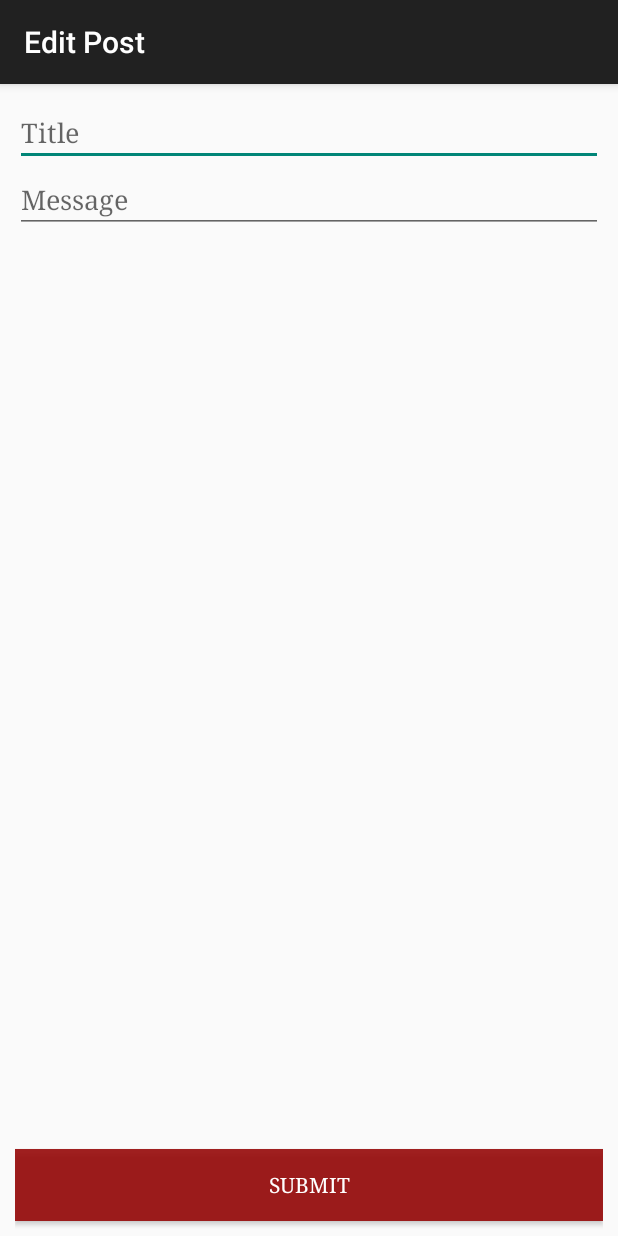
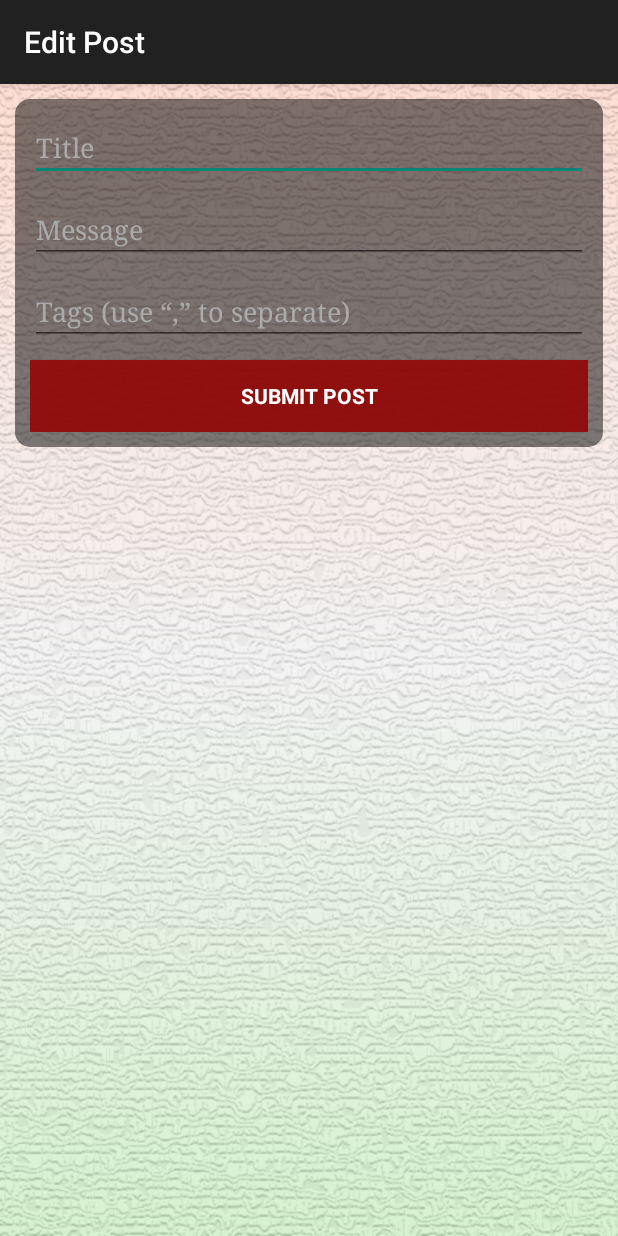
Before and after one commit to SaurabhSingh90/ISC-Fresno-State-Android, an Android app: the EditPost screen opened directly, with no data from a screen before it, on a phone screen of 412 x 824 dp. Run offline under Robolectric (Android 15) with nearby library versions, the phone set to English and light mode, and no system bars; our stand-ins replace ButterKnife; libraries missing offline, so code that uses them is left out: com.parse.

Commit message:
1. Tag field added in edit post activity.

```diff
--- a/app/src/main/java/singh/saurabh/iscfresnostate/view/EditPost.java
+++ b/app/src/main/java/singh/saurabh/iscfresnostate/view/EditPost.java
@@ -1,20 +1,12 @@
 package singh.saurabh.iscfresnostate.view;
 
-import android.animation.Animator;
-import android.animation.AnimatorListenerAdapter;
-import android.annotation.TargetApi;
-import android.app.AlertDialog;
+import android.app.ProgressDialog;
 import android.content.Context;
-import android.content.DialogInterface;
 import android.content.Intent;
-import android.net.ConnectivityManager;
-import android.net.NetworkInfo;
-import android.os.Build;
 import android.os.Bundle;
 import android.support.v7.app.ActionBarActivity;
 import android.view.ContextThemeWrapper;
 import android.view.View;
-import android.widget.EditText;
 import android.widget.TextView;
 import android.widget.Toast;
 
@@ -24,95 +16,102 @@ import com.parse.ParseObject;
 import com.parse.ParseQuery;
 import com.parse.SaveCallback;
 
+import butterknife.ButterKnife;
+import butterknife.InjectView;
 import singh.saurabh.iscfresnostate.R;
+import singh.saurabh.iscfresnostate.controller.CustomNetworkErrorHandler;
 
 public class EditPost extends ActionBarActivity {
 
     private Context mContext = this;
     private String objectId;
-    private String mTitle;
-    private String mMessage;
-    private TextView title, message;
-    private View mProgressView;
-    private View mEditPostContainer;
+    private String mTitle, mMessage, mTag;
     private View focusView = null;
+    private ProgressDialog mProgressDialog;
+    private CustomNetworkErrorHandler mCustomNetworkErrorHandler;
+    private static ContextThemeWrapper mContextThemeWrapper;
+
+    // Parse Column Names
+    private String POST_TITLE = "postTitle";
+    private String POST_CONTENT = "postContent";
+    private String POST_TAGS = "postTags";
+
+    @InjectView(R.id.edit_Post_Title) TextView mTitleEditText;
+    @InjectView(R.id.edit_message) TextView mContentEditText;
+    @InjectView(R.id.edit_tag) TextView mTagEditText;
 
     @Override
     protected void onCreate(Bundle savedInstanceState) {
         super.onCreate(savedInstanceState);
         setContentView(R.layout.activity_edit_post);
+        ButterKnife.inject(this);
+        mCustomNetworkErrorHandler = new CustomNetworkErrorHandler(this);
+        mContextThemeWrapper = mCustomNetworkErrorHandler.mContextThemeWrapper;
 
-        title = (EditText)findViewById(R.id.editPostTitle);
-        message = (EditText)findViewById(R.id.edit_message);
-
-        mProgressView = findViewById(R.id.editPost_progressBar);
-        mEditPostContainer = findViewById(R.id.editPostContainer);
+        mProgressDialog = new ProgressDialog(mContextThemeWrapper);
+        mProgressDialog.setMessage(getString(R.string.editing_post_text));
+        mProgressDialog.setIndeterminate(false);
+        mProgressDialog.setCancelable(false);
 
         Bundle extras = getIntent().getExtras();
         if (extras != null) {
             objectId = extras.getString("objectId");
-            mTitle = extras.getString("title");
-            mMessage = extras.getString("message");
+            mTitle = extras.getString(POST_TITLE);
+            mMessage = extras.getString(POST_CONTENT);
+            mTag = extras.getString(POST_TAGS);
         }
 
-        title.setText(mTitle);
-        message.setText(mMessage);
-    }
-
-    private boolean isNetworkAvailable() {
-        ConnectivityManager manager = (android.net.ConnectivityManager)getSystemService(Context.CONNECTIVITY_SERVICE);
-        NetworkInfo networkinfo = manager.getActiveNetworkInfo();
-
-        boolean isAvailable = false;
-        if (networkinfo != null && networkinfo.isConnected())
-            isAvailable = true;
-
-        return isAvailable;
+        mTitleEditText.setText(mTitle);
+        mContentEditText.setText(mMessage);
+        mTagEditText.setText(mTag);
     }
 
     public void SubmitEditPost(View v) {
-        if (isNetworkAvailable()) {
+        if (mCustomNetworkErrorHandler.isNetworkAvailable()) {
             // Resetting errors for both editText
-            title.setError(null);
-            message.setError(null);
+            mTitleEditText.setError(null);
+            mContentEditText.setError(null);
+            mTagEditText.setError(null);
 
-            if (title.length() == 0) {
-                title.setError(getString(R.string.error_field_required));
-                focusView = title;
-            } else if (message.length() == 0) {
-                message.setError(getString(R.string.error_field_required));
-                focusView = message;
-            } else {
+            if (mTitleEditText.length() == 0) {
+                mTitleEditText.setError(getString(R.string.error_field_required));
+                focusView = mTitleEditText;
+            }
+            if (mContentEditText.length() == 0) {
+                mContentEditText.setError(getString(R.string.error_field_required));
+                if (focusView == null)
+                    focusView = mContentEditText;
+            }
+            if (mTagEditText.length() == 0) {
+                mTagEditText.setError(getString(R.string.error_field_required));
+                if (focusView == null)
+                    focusView = mTagEditText;
+            }
+
+            if (mTitleEditText.length() == 0 || mContentEditText.length() == 0 || mTagEditText.length() == 0)
+                focusView.requestFocus();
+            else
                 postEditedComment();
-            }
-            if (title.length() == 0 || message.length() == 0)
-                focusView.requestFocus();
         } else {
-            AlertDialog.Builder builder = new AlertDialog.Builder(new ContextThemeWrapper(mContext, android.R.style.Theme_Holo_Dialog));
-            builder.setIcon(android.R.drawable.ic_dialog_alert)
-                    .setTitle(R.string.check_network)
-                    .setPositiveButton(android.R.string.ok, new DialogInterface.OnClickListener() {
-                        public void onClick(DialogInterface dialog, int id) {
-
-                        }
-                    }).show();
+            mCustomNetworkErrorHandler.errorDialogDisplay(getString(R.string.error_oops), getString(R.string.check_network));
         }
     }
 
     private void postEditedComment() {
-        showProgress(true);
+        mProgressDialog.show();
         ParseQuery<ParseObject> query = ParseQuery.getQuery("Post");
         query.getInBackground(objectId, new GetCallback<ParseObject>() {
             @Override
             public void done(ParseObject parseObject, ParseException e) {
+                mProgressDialog.dismiss();
                 if (e == null) {
-                    parseObject.put("title", title.getText().toString());
-                    parseObject.put("body", message.getText().toString());
+                    parseObject.put(POST_TITLE, mTitleEditText.getText().toString());
+                    parseObject.put(POST_CONTENT, mContentEditText.getText().toString());
                     parseObject.saveInBackground(new SaveCallback() {
                         @Override
                         public void done(ParseException e) {
                             if (e == null) {
-                                Toast.makeText(mContext, "Post updated successfully", Toast.LENGTH_SHORT).show();
+                                Toast.makeText(mContext, getString(R.string.post_updated_text), Toast.LENGTH_SHORT).show();
                                 Intent i = new Intent(mContext, SinglePostDisplay.class);
                                 i.putExtra("objectId", objectId);
                                 startActivity(i);
@@ -121,74 +120,9 @@ public class EditPost extends ActionBarActivity {
                         }
                     });
                 } else {
-                    AlertDialog.Builder builder = new AlertDialog.Builder(new ContextThemeWrapper(mContext, android.R.style.Theme_Holo_Dialog));
-                    builder.setIcon(android.R.drawable.ic_dialog_alert)
-                            .setTitle(R.string.error_posting_data)
-                            .setPositiveButton(android.R.string.ok, new DialogInterface.OnClickListener() {
-                                public void onClick(DialogInterface dialog, int id) {
-
-                                }
-                            }).show();
+                    mCustomNetworkErrorHandler.errorDialogDisplay(getString(R.string.error_oops), getString(R.string.error_posting_data));
                 }
             }
         });
     }
-
-    /**
-     * Shows the progress UI and hides the login form.
-     */
-    @TargetApi(Build.VERSION_CODES.HONEYCOMB_MR2)
-    public void showProgress(final boolean show) {
-        // On Honeycomb MR2 we have the ViewPropertyAnimator APIs, which allow
-        // for very easy animations. If available, use these APIs to fade-in
-        // the progress spinner.
-        if (Build.VERSION.SDK_INT >= Build.VERSION_CODES.HONEYCOMB_MR2) {
-            int shortAnimTime = getResources().getInteger(android.R.integer.config_shortAnimTime);
-
-            mEditPostContainer.setVisibility(show ? View.GONE : View.VISIBLE);
-            mEditPostContainer.animate().setDuration(shortAnimTime).alpha(
-                    show ? 0 : 1).setListener(new AnimatorListenerAdapter() {
-                @Override
-                public void onAnimationEnd(Animator animation) {
-                    mEditPostContainer.setVisibility(show ? View.GONE : View.VISIBLE);
-                }
-            });
-
-            mProgressView.setVisibility(show ? View.VISIBLE : View.GONE);
-            mProgressView.animate().setDuration(shortAnimTime).alpha(
-                    show ? 1 : 0).setListener(new AnimatorListenerAdapter() {
-                @Override
-                public void onAnimationEnd(Animator animation) {
-                    mProgressView.setVisibility(show ? View.VISIBLE : View.GONE);
-                }
-            });
-        } else {
-            // The ViewPropertyAnimator APIs are not available, so simply show
-            // and hide the relevant UI components.
-            mProgressView.setVisibility(show ? View.VISIBLE : View.GONE);
-            mEditPostContainer.setVisibility(show ? View.GONE : View.VISIBLE);
-        }
-    }
-
-//    @Override
-//    public boolean onCreateOptionsMenu(Menu menu) {
-//        // Inflate the menu; this adds items to the action bar if it is present.
-//        getMenuInflater().inflate(R.menu.menu_edit_post, menu);
-//        return true;
-//    }
-//
-//    @Override
-//    public boolean onOptionsItemSelected(MenuItem item) {
-//        // Handle action bar item clicks here. The action bar will
-//        // automatically handle clicks on the Home/Up button, so long
-//        // as you specify a parent activity in AndroidManifest.xml.
-//        int id = item.getItemId();
-//
-//        //noinspection SimplifiableIfStatement
-//        if (id == R.id.action_settings) {
-//            return true;
-//        }
-//
-//        return super.onOptionsItemSelected(item);
-//    }
 }
--- a/app/src/main/res/layout/activity_edit_post.xml
+++ b/app/src/main/res/layout/activity_edit_post.xml
@@ -3,64 +3,74 @@
     xmlns:tools="http://schemas.android.com/tools"
     android:layout_width="match_parent"
     android:layout_height="match_parent"
-    android:paddingLeft="10dp"
-    android:paddingRight="10dp"
-    android:paddingTop="10dp"
-    tools:context="singh.saurabh.godogs.EditPost">
+    tools:context="singh.saurabh.godogs.EditPost"
+    android:background="@drawable/list_bg">
 
-    <ProgressBar
-        android:id="@+id/editPost_progressBar"
-        style="?android:attr/progressBarStyleLarge"
-        android:layout_width="wrap_content"
+    <LinearLayout
+        android:orientation="vertical"
+        android:layout_width="match_parent"
+        android:layout_height="match_parent"
+        android:background="@drawable/bg_gradient">
+
+        <LinearLayout
+            android:id="@+id/editPostContainer"
+            android:layout_width="match_parent"
             android:layout_height="wrap_content"
-        android:layout_centerInParent="true"
-        android:layout_gravity="center"
-        android:visibility="gone"/>
-
-    <RelativeLayout
-        android:id="@+id/editPostContainer"
-        android:layout_width="fill_parent"
-        android:layout_height="fill_parent">
+            android:orientation="vertical"
+            android:padding="10dp"
+            android:background="@drawable/box_gradient"
+            android:layout_margin="10dp">
 
             <EditText
-            android:id="@+id/editPostTitle"
+                android:id="@+id/edit_Post_Title"
                 android:layout_width="match_parent"
                 android:layout_height="wrap_content"
-            android:layout_alignParentLeft="true"
-            android:layout_alignParentRight="true"
-            android:layout_alignParentTop="true"
                 android:ems="10"
-            android:hint="Title"
-            android:typeface="serif"/>
-
-        <ScrollView
-            android:id="@+id/scrollView3"
-            android:layout_width="match_parent"
-            android:layout_height="wrap_content"
-            android:layout_above="@+id/editSubmitButton"
-            android:layout_below="@+id/editPostTitle">
+                android:hint="@string/hint_title_editText"
+                android:typeface="serif"
+                android:textColor="@android:color/white"
+                android:textColorHint="@android:color/darker_gray"
+                android:layout_marginBottom="10dp"
+                android:singleLine="true"/>
 
             <EditText
                 android:id="@+id/edit_message"
                 android:layout_width="match_parent"
                 android:layout_height="wrap_content"
-                android:layout_alignParentLeft="true"
-                android:layout_below="@+id/editPostTitle"
                 android:ems="10"
-                android:hint="Message"
-                android:typeface="serif"/>
-        </ScrollView>
+                android:hint="@string/hint_post_content_editText"
+                android:typeface="serif"
+                android:textColor="@android:color/white"
+                android:textColorHint="@android:color/darker_gray"
+                android:inputType="textMultiLine"
+                android:layout_marginBottom="10dp"/>
+
+            <EditText
+                android:id="@+id/edit_tag"
+                android:layout_width="match_parent"
+                android:layout_height="wrap_content"
+                android:imeActionLabel="@string/action_submit_post_short"
+                android:imeActionId="@+id/action_add_post"
+                android:imeOptions="actionDone"
+                android:layout_marginBottom="10dp"
+                android:textColor="@android:color/white"
+                android:textColorHint="@android:color/darker_gray"
+                android:hint="@string/hint_post_tags_editText"
+                android:typeface="serif"
+                android:singleLine="true"/>
 
             <Button
-            android:id="@+id/editSubmitButton"
+                android:id="@+id/edit_Submit_Button"
                 android:layout_width="match_parent"
                 android:layout_height="wrap_content"
-            android:layout_alignParentBottom="true"
-            android:layout_marginBottom="10dp"
-            android:background="#e3960606"
+                android:background="@color/custom_button_red"
                 android:onClick="SubmitEditPost"
-            android:text="Submit"
+                android:text="@string/submit_post_button_text"
                 android:textColor="@android:color/background_light"
-            android:typeface="serif"/>
+                android:typeface="serif"
+                style="?android:textAppearanceSmall"
+                android:textStyle="bold"/>
+        </LinearLayout>
+    </LinearLayout>
+
 </RelativeLayout>
-</RelativeLayout>
--- /dev/null
+++ b/app/src/main/res/values/strings_edit_post.xml
@@ -0,0 +1,6 @@
+<?xml version="1.0" encoding="utf-8"?>
+<resources>
+    <string name="editing_post_text">Editing post…</string>
+    <string name="post_updated_text">Post updated successfully</string>
+
+</resources>
```
Also changed, not shown: app/src/main/java/singh/saurabh/iscfresnostate/view/AddNewPost.java (+10 -6 lines). Lines whose indentation alone changed are shown as unchanged.
